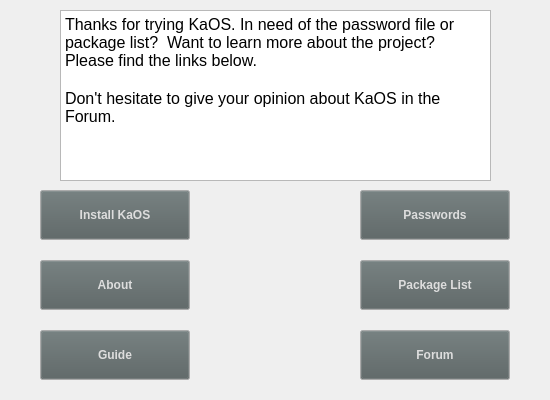
Old version of the form mainwindow.ui in the repository KaOSx/welcome.
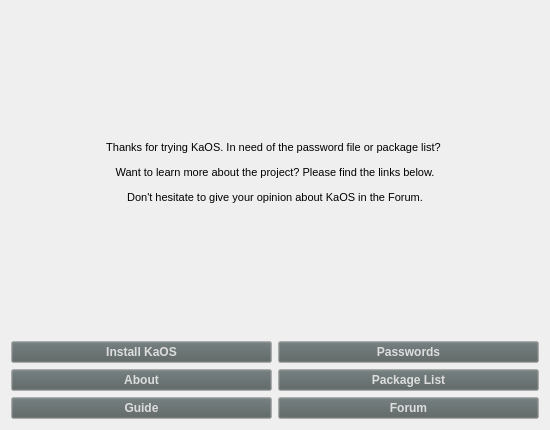
New version of the form. Icons and pictures are not drawn.

Commit message: change ui, resize logo

Diff of the .ui file:
```diff
--- a/mainwindow.ui
+++ b/mainwindow.ui
@@ -7,9 +7,21 @@
     <x>0</x>
     <y>0</y>
     <width>550</width>
-    <height>400</height>
+    <height>430</height>
    </rect>
   </property>
+  <property name="minimumSize">
+   <size>
+    <width>550</width>
+    <height>430</height>
+   </size>
+  </property>
+  <property name="maximumSize">
+   <size>
+    <width>550</width>
+    <height>430</height>
+   </size>
+  </property>
   <property name="windowTitle">
    <string>Welcome to KaOS</string>
   </property>
@@ -20,15 +32,16 @@
   <property name="styleSheet">
    <string notr="true">image: url(:/images/logo.png);</string>
   </property>
+  <layout class="QGridLayout" name="gridLayout">
+   <item row="0" column="0" colspan="2">
+    <widget class="QLabel" name="label">
+     <property name="text">
+      <string>&lt;html&gt;&lt;head/&gt;&lt;body&gt;&lt;p align=&quot;center&quot;&gt;&lt;img src=&quot;:/images/logo.png&quot;/&gt;&lt;/p&gt;&lt;p align=&quot;center&quot;&gt;&lt;span style=&quot; font-family:'Sans Serif'; font-size:8pt;&quot;&gt;Thanks for trying KaOS. In need of the password file or package list? &lt;/span&gt;&lt;/p&gt;&lt;p align=&quot;center&quot;&gt;&lt;span style=&quot; font-family:'Sans Serif'; font-size:8pt;&quot;&gt;Want to learn more about the project? Please find the links below.&lt;/span&gt;&lt;/p&gt;&lt;p align=&quot;center&quot;&gt;&lt;span style=&quot; font-family:'Sans Serif'; font-size:8pt;&quot;&gt;Don't hesitate to give your opinion about KaOS in the Forum.&lt;/span&gt;&lt;/p&gt;&lt;/body&gt;&lt;/html&gt;</string>
+     </property>
+    </widget>
+   </item>
+   <item row="1" column="0">
   <widget class="QPushButton" name="pushButton_install">
-   <property name="geometry">
-    <rect>
-     <x>40</x>
-     <y>190</y>
-     <width>150</width>
-     <height>50</height>
-    </rect>
-   </property>
    <property name="palette">
     <palette>
      <active>
@@ -116,15 +129,9 @@
     <bool>false</bool>
    </property>
   </widget>
+   </item>
+   <item row="1" column="1">
   <widget class="QPushButton" name="pushButton_passw">
-   <property name="geometry">
-    <rect>
-     <x>360</x>
-     <y>190</y>
-     <width>150</width>
-     <height>50</height>
-    </rect>
-   </property>
    <property name="palette">
     <palette>
      <active>
@@ -209,15 +216,9 @@
     </size>
    </property>
   </widget>
+   </item>
+   <item row="2" column="0">
   <widget class="QPushButton" name="pushButton_about">
-   <property name="geometry">
-    <rect>
-     <x>40</x>
-     <y>260</y>
-     <width>150</width>
-     <height>50</height>
-    </rect>
-   </property>
    <property name="palette">
     <palette>
      <active>
@@ -302,108 +303,9 @@
     </size>
    </property>
   </widget>
-  <widget class="QPushButton" name="pushButton_guide">
-   <property name="geometry">
-    <rect>
-     <x>40</x>
-     <y>330</y>
-     <width>150</width>
-     <height>50</height>
-    </rect>
-   </property>
-   <property name="palette">
-    <palette>
-     <active>
-      <colorrole role="Button">
-       <brush brushstyle="SolidPattern">
-        <color alpha="255">
-         <red>86</red>
-         <green>96</green>
-         <blue>96</blue>
-        </color>
-       </brush>
-      </colorrole>
-      <colorrole role="ButtonText">
-       <brush brushstyle="SolidPattern">
-        <color alpha="255">
-         <red>223</red>
-         <green>223</green>
-         <blue>223</blue>
-        </color>
-       </brush>
-      </colorrole>
-     </active>
-     <inactive>
-      <colorrole role="Button">
-       <brush brushstyle="SolidPattern">
-        <color alpha="255">
-         <red>86</red>
-         <green>96</green>
-         <blue>96</blue>
-        </color>
-       </brush>
-      </colorrole>
-      <colorrole role="ButtonText">
-       <brush brushstyle="SolidPattern">
-        <color alpha="255">
-         <red>221</red>
-         <green>221</green>
-         <blue>221</blue>
-        </color>
-       </brush>
-      </colorrole>
-     </inactive>
-     <disabled>
-      <colorrole role="Button">
-       <brush brushstyle="SolidPattern">
-        <color alpha="255">
-         <red>86</red>
-         <green>96</green>
-         <blue>96</blue>
-        </color>
-       </brush>
-      </colorrole>
-      <colorrole role="ButtonText">
-       <brush brushstyle="SolidPattern">
-        <color alpha="255">
-         <red>147</red>
-         <green>146</green>
-         <blue>146</blue>
-        </color>
-       </brush>
-      </colorrole>
-     </disabled>
-    </palette>
-   </property>
-   <property name="font">
-    <font>
-     <weight>75</weight>
-     <bold>true</bold>
-    </font>
-   </property>
-   <property name="text">
-    <string>Guide</string>
-   </property>
-   <property name="icon">
-    <iconset resource="resources.qrc">
-     <normaloff>:/images/help.svg</normaloff>:/images/help.svg</iconset>
-   </property>
-   <property name="iconSize">
-    <size>
-     <width>32</width>
-     <height>32</height>
-    </size>
-   </property>
-  </widget>
+   </item>
+   <item row="2" column="1">
   <widget class="QPushButton" name="pushButton_package">
-   <property name="geometry">
-    <rect>
-     <x>360</x>
-     <y>260</y>
-     <width>150</width>
-     <height>50</height>
-    </rect>
-   </property>
    <property name="palette">
     <palette>
      <active>
@@ -488,15 +390,96 @@
     </size>
    </property>
   </widget>
+   </item>
+   <item row="3" column="0">
+    <widget class="QPushButton" name="pushButton_guide">
+     <property name="palette">
+      <palette>
+       <active>
+        <colorrole role="Button">
+         <brush brushstyle="SolidPattern">
+          <color alpha="255">
+           <red>86</red>
+           <green>96</green>
+           <blue>96</blue>
+          </color>
+         </brush>
+        </colorrole>
+        <colorrole role="ButtonText">
+         <brush brushstyle="SolidPattern">
+          <color alpha="255">
+           <red>223</red>
+           <green>223</green>
+           <blue>223</blue>
+          </color>
+         </brush>
+        </colorrole>
+       </active>
+       <inactive>
+        <colorrole role="Button">
+         <brush brushstyle="SolidPattern">
+          <color alpha="255">
+           <red>86</red>
+           <green>96</green>
+           <blue>96</blue>
+          </color>
+         </brush>
+        </colorrole>
+        <colorrole role="ButtonText">
+         <brush brushstyle="SolidPattern">
+          <color alpha="255">
+           <red>221</red>
+           <green>221</green>
+           <blue>221</blue>
+          </color>
+         </brush>
+        </colorrole>
+       </inactive>
+       <disabled>
+        <colorrole role="Button">
+         <brush brushstyle="SolidPattern">
+          <color alpha="255">
+           <red>86</red>
+           <green>96</green>
+           <blue>96</blue>
+          </color>
+         </brush>
+        </colorrole>
+        <colorrole role="ButtonText">
+         <brush brushstyle="SolidPattern">
+          <color alpha="255">
+           <red>147</red>
+           <green>146</green>
+           <blue>146</blue>
+          </color>
+         </brush>
+        </colorrole>
+       </disabled>
+      </palette>
+     </property>
+     <property name="font">
+      <font>
+       <weight>75</weight>
+       <bold>true</bold>
+      </font>
+     </property>
+     <property name="text">
+      <string>Guide</string>
+     </property>
+     <property name="icon">
+      <iconset resource="resources.qrc">
+       <normaloff>:/images/help.svg</normaloff>:/images/help.svg</iconset>
+     </property>
+     <property name="iconSize">
+      <size>
+       <width>32</width>
+       <height>32</height>
+      </size>
+     </property>
+    </widget>
+   </item>
+   <item row="3" column="1">
   <widget class="QPushButton" name="pushButton_forum">
-   <property name="geometry">
-    <rect>
-     <x>360</x>
-     <y>330</y>
-     <width>150</width>
-     <height>50</height>
-    </rect>
-   </property>
    <property name="palette">
     <palette>
      <active>
@@ -581,28 +564,8 @@
     </size>
    </property>
   </widget>
-  <widget class="QTextBrowser" name="textBrowser">
-   <property name="geometry">
-    <rect>
-     <x>60</x>
-     <y>10</y>
-     <width>431</width>
-     <height>171</height>
-    </rect>
-   </property>
-   <property name="styleSheet">
-    <string notr="true">image: url(:/images/kaos.svgz);</string>
-   </property>
-   <property name="html">
-    <string>&lt;!DOCTYPE HTML PUBLIC &quot;-//W3C//DTD HTML 4.0//EN&quot; &quot;http://www.w3.org/TR/REC-html40/strict.dtd&quot;&gt;
-&lt;html&gt;&lt;head&gt;&lt;meta name=&quot;qrichtext&quot; content=&quot;1&quot; /&gt;&lt;style type=&quot;text/css&quot;&gt;
-p, li { white-space: pre-wrap; }
-&lt;/style&gt;&lt;/head&gt;&lt;body style=&quot; font-family:'Noto Sans'; font-size:11pt; font-weight:400; font-style:normal;&quot;&gt;
-&lt;p style=&quot; margin-top:0px; margin-bottom:0px; margin-left:0px; margin-right:0px; -qt-block-indent:0; text-indent:0px;&quot;&gt;&lt;span style=&quot; font-family:'Sans Serif'; font-size:12pt;&quot;&gt;Thanks for trying KaOS. In need of the password file or package list?  Want to learn more about the project?  Please find the links below.&lt;/span&gt;&lt;/p&gt;
-&lt;p style=&quot;-qt-paragraph-type:empty; margin-top:0px; margin-bottom:0px; margin-left:0px; margin-right:0px; -qt-block-indent:0; text-indent:0px; font-family:'Sans Serif'; font-size:12pt;&quot;&gt;&lt;br /&gt;&lt;/p&gt;
-&lt;p style=&quot; margin-top:0px; margin-bottom:0px; margin-left:0px; margin-right:0px; -qt-block-indent:0; text-indent:0px;&quot;&gt;&lt;span style=&quot; font-family:'Sans Serif'; font-size:12pt;&quot;&gt;Don't hesitate to give your opinion about KaOS in the Forum.&lt;/span&gt;&lt;/p&gt;&lt;/body&gt;&lt;/html&gt;</string>
-   </property>
-  </widget>
+   </item>
+  </layout>
  </widget>
  <resources>
   <include location="resources.qrc"/>
```
Left out of the diff: 2 changed lines with no effect on the pictures. Lines whose indentation alone changed are shown as unchanged. The commit also changes 1 other file.
